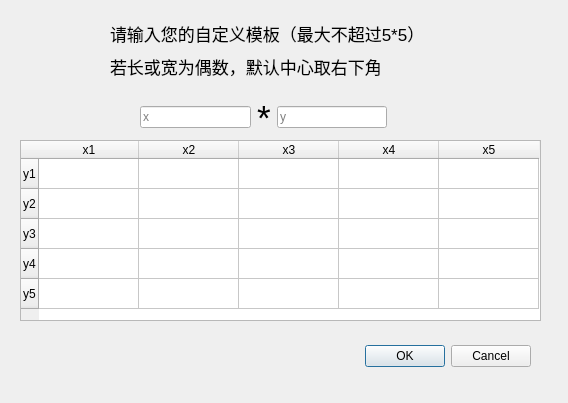
Before: the Qt Designer form picture_demo/imagesharpenmode.ui in L1B0/Digital-image-processing, drawn with Qt 5.
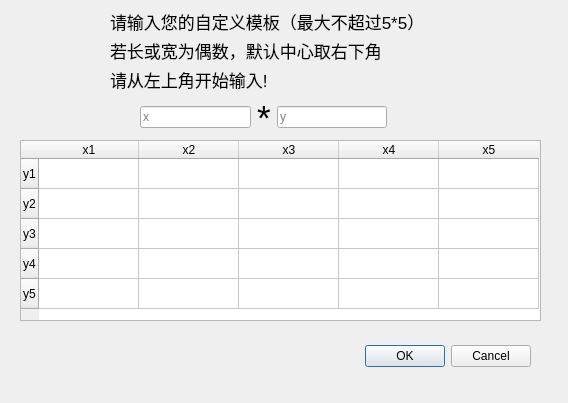
After: the same form once the commit is applied.

Patch:
```diff
--- a/picture_demo/imagesharpenmode.ui
+++ b/picture_demo/imagesharpenmode.ui
@@ -131,9 +131,9 @@
    <property name="geometry">
     <rect>
      <x>110</x>
-     <y>20</y>
-     <width>318</width>
-     <height>60</height>
+     <y>10</y>
+     <width>331</width>
+     <height>81</height>
     </rect>
    </property>
    <layout class="QVBoxLayout" name="verticalLayout">
@@ -161,6 +161,18 @@
       </property>
      </widget>
     </item>
+    <item>
+     <widget class="QLabel" name="label_4">
+      <property name="font">
+       <font>
+        <pointsize>13</pointsize>
+       </font>
+      </property>
+      <property name="text">
+       <string>请从左上角开始输入!</string>
+      </property>
+     </widget>
+    </item>
    </layout>
   </widget>
  </widget>
```
